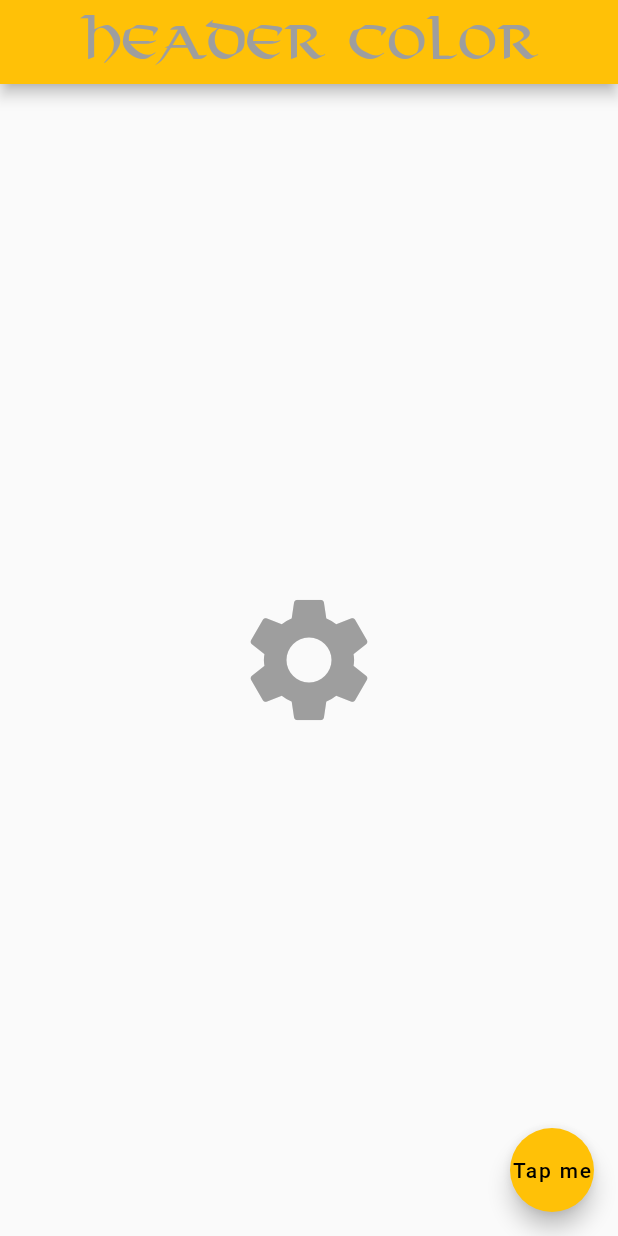
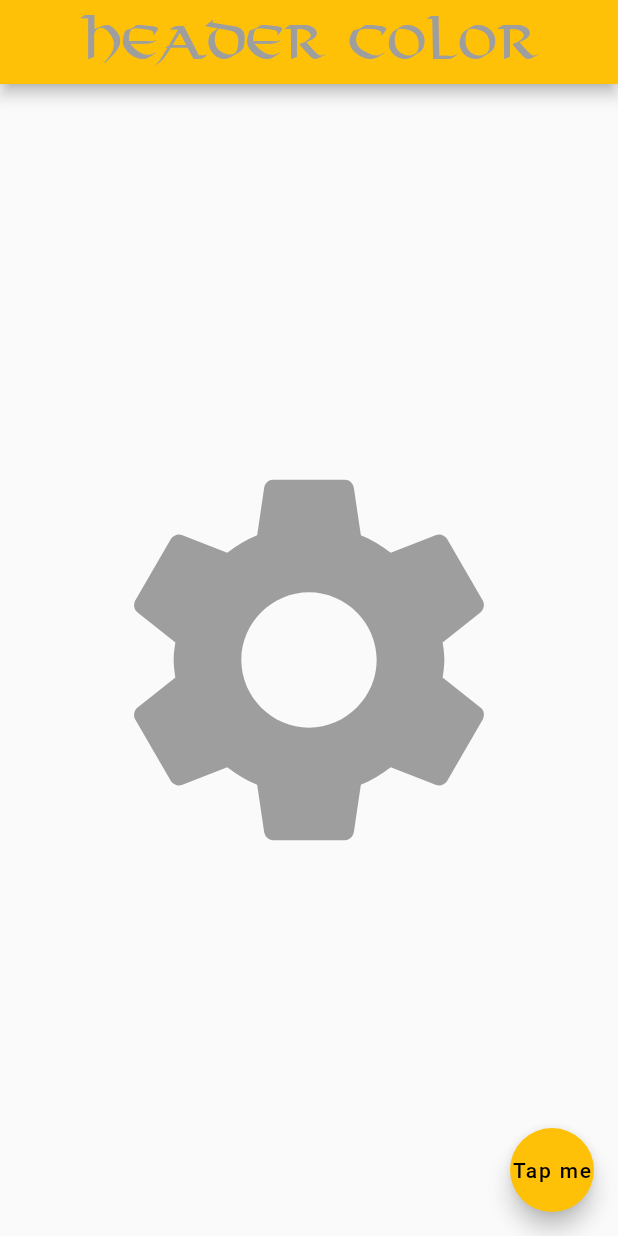
Before and after one commit to ArthurIbatullin/The-first, a Flutter app: the screen it shows after launch, on a phone screen of 412 x 824 dp. Run offline on Flutter 3.47's test engine with Material 2 defaults, Android fonts, the phone set to English and light mode, and no system bars.

Commit message:
Иконка в новой ветке

```diff
--- a/lib/main.dart
+++ b/lib/main.dart
@@ -15,7 +15,7 @@ class MyApp extends StatelessWidget {
           centerTitle: true,
         ),
         body: Center(
-          child: Icon(Icons.settings, size: 100, color: Colors.grey),
+          child: Icon(Icons.settings, size: 300, color: Colors.grey),
         ),
         floatingActionButton: FloatingActionButton(
           child: Text('Tap me'),
```
